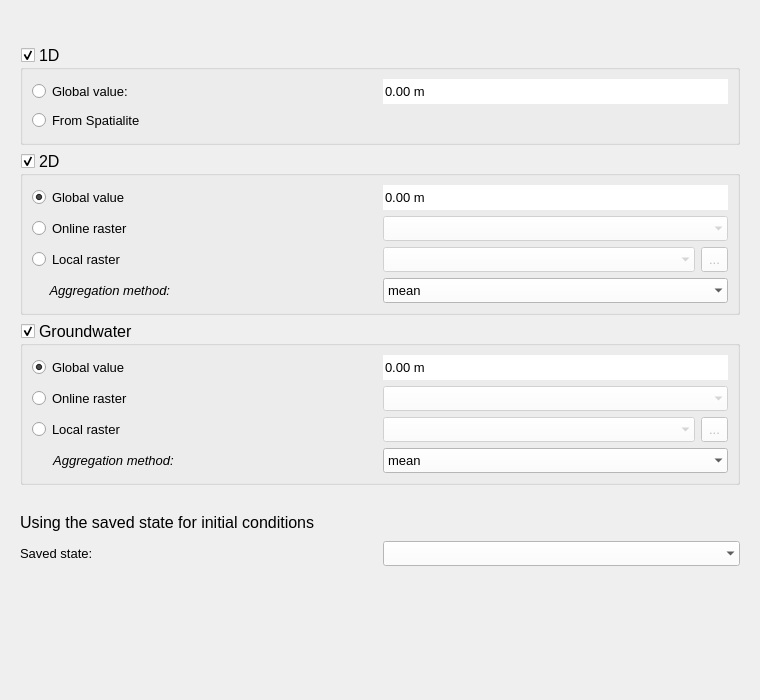
Old version of the form threedi_models_and_simulations/ui/simulation_wizard/page_initial_conditions.ui in the repository nens/threedi-api-qgis-client.
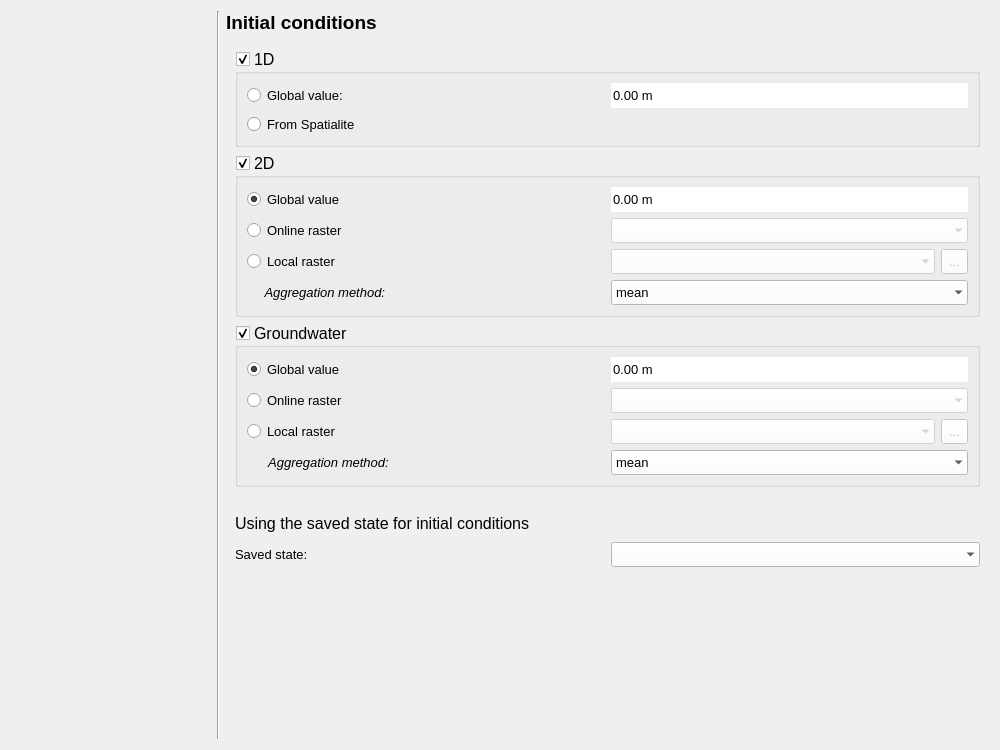
New version of the form. Custom widgets are drawn as their Qt base class.

Commit message:
Changed the way of showing progress of the simulation wizard. (#424)
* Changed the way of showing progress of the simulation wizard.

What changed in the file:
```diff
--- a/threedi_models_and_simulations/ui/simulation_wizard/page_initial_conditions.ui
+++ b/threedi_models_and_simulations/ui/simulation_wizard/page_initial_conditions.ui
@@ -6,14 +6,14 @@
    <rect>
     <x>0</x>
     <y>0</y>
-    <width>760</width>
-    <height>700</height>
+    <width>1000</width>
+    <height>750</height>
    </rect>
   </property>
   <property name="minimumSize">
    <size>
-    <width>720</width>
-    <height>700</height>
+    <width>0</width>
+    <height>0</height>
    </size>
   </property>
   <property name="palette">
@@ -62,57 +62,27 @@
    <string>Form</string>
   </property>
   <layout class="QGridLayout" name="gridLayout">
-   <item row="0" column="0" colspan="3">
-    <layout class="QVBoxLayout" name="svg_lout">
-     <property name="bottomMargin">
-      <number>0</number>
-     </property>
-    </layout>
-   </item>
-   <item row="1" column="0">
-    <spacer name="verticalSpacer_2">
-     <property name="orientation">
-      <enum>Qt::Vertical</enum>
-     </property>
-     <property name="sizeType">
-      <enum>QSizePolicy::Fixed</enum>
-     </property>
-     <property name="sizeHint" stdset="0">
-      <size>
-       <width>20</width>
-       <height>25</height>
-      </size>
-     </property>
-    </spacer>
-   </item>
-   <item row="6" column="1">
-    <spacer name="verticalSpacer">
-     <property name="orientation">
-      <enum>Qt::Vertical</enum>
-     </property>
-     <property name="sizeHint" stdset="0">
-      <size>
-       <width>20</width>
-       <height>40</height>
-      </size>
-     </property>
-    </spacer>
-   </item>
-   <item row="2" column="0" colspan="3">
+   <item row="1" column="2" colspan="3">
     <widget class="QWidget" name="default_init_widget" native="true">
      <property name="minimumSize">
       <size>
-       <width>700</width>
+       <width>0</width>
        <height>0</height>
       </size>
      </property>
      <layout class="QGridLayout" name="gridLayout_4">
       <item row="2" column="0" colspan="2">
        <widget class="QGroupBox" name="gb_2d">
+        <property name="sizePolicy">
+         <sizepolicy hsizetype="Expanding" vsizetype="Preferred">
+          <horstretch>0</horstretch>
+          <verstretch>0</verstretch>
+         </sizepolicy>
+        </property>
         <property name="minimumSize">
          <size>
-          <width>680</width>
-          <height>160</height>
+          <width>0</width>
+          <height>0</height>
          </size>
         </property>
         <property name="font">
@@ -363,10 +333,16 @@
       </item>
       <item row="3" column="0" colspan="2">
        <widget class="QGroupBox" name="gb_groundwater">
+        <property name="sizePolicy">
+         <sizepolicy hsizetype="Expanding" vsizetype="Preferred">
+          <horstretch>0</horstretch>
+          <verstretch>0</verstretch>
+         </sizepolicy>
+        </property>
         <property name="minimumSize">
          <size>
-          <width>680</width>
-          <height>160</height>
+          <width>0</width>
+          <height>0</height>
          </size>
         </property>
         <property name="font">
@@ -621,10 +597,16 @@
       </item>
       <item row="0" column="0" colspan="2">
        <widget class="QGroupBox" name="gb_1d">
+        <property name="sizePolicy">
+         <sizepolicy hsizetype="Expanding" vsizetype="Preferred">
+          <horstretch>0</horstretch>
+          <verstretch>0</verstretch>
+         </sizepolicy>
+        </property>
         <property name="minimumSize">
          <size>
           <width>0</width>
-          <height>100</height>
+          <height>0</height>
          </size>
         </property>
         <property name="font">
@@ -718,20 +700,63 @@
      </layout>
     </widget>
    </item>
-   <item row="3" column="0" colspan="3">
+   <item row="2" column="2" colspan="3">
     <widget class="QWidget" name="load_conditions_widget" native="true">
+     <property name="sizePolicy">
+      <sizepolicy hsizetype="Expanding" vsizetype="Preferred">
+       <horstretch>0</horstretch>
+       <verstretch>0</verstretch>
+      </sizepolicy>
+     </property>
      <property name="minimumSize">
       <size>
-       <width>700</width>
-       <height>75</height>
+       <width>0</width>
+       <height>0</height>
       </size>
      </property>
      <layout class="QGridLayout" name="gridLayout_5">
       <item row="1" column="0">
+       <layout class="QGridLayout" name="gridLayout_6">
+        <property name="bottomMargin">
+         <number>0</number>
+        </property>
+        <item row="0" column="0">
+         <widget class="QLabel" name="label_7">
+          <property name="sizePolicy">
+           <sizepolicy hsizetype="MinimumExpanding" vsizetype="Preferred">
+            <horstretch>0</horstretch>
+            <verstretch>0</verstretch>
+           </sizepolicy>
+          </property>
+          <property name="minimumSize">
+           <size>
+            <width>0</width>
+            <height>25</height>
+           </size>
+          </property>
+          <property name="maximumSize">
+           <size>
+            <width>16777215</width>
+            <height>16777215</height>
+           </size>
+          </property>
+          <property name="font">
+           <font>
+            <family>Segoe UI</family>
+            <pointsize>12</pointsize>
+            <italic>false</italic>
+           </font>
+          </property>
+          <property name="text">
+           <string>Using the saved state for initial conditions</string>
+          </property>
+         </widget>
+        </item>
+        <item row="1" column="0">
        <widget class="QLabel" name="label_8">
         <property name="minimumSize">
          <size>
-          <width>300</width>
+            <width>0</width>
           <height>25</height>
          </size>
         </property>
@@ -754,9 +779,15 @@
       </item>
       <item row="1" column="1">
        <widget class="QComboBox" name="cb_saved_states">
+          <property name="sizePolicy">
+           <sizepolicy hsizetype="Expanding" vsizetype="Fixed">
+            <horstretch>0</horstretch>
+            <verstretch>0</verstretch>
+           </sizepolicy>
+          </property>
         <property name="minimumSize">
          <size>
-          <width>300</width>
+            <width>0</width>
           <height>25</height>
          </size>
         </property>
@@ -780,35 +811,89 @@
         </property>
        </widget>
       </item>
-      <item row="0" column="0">
-       <widget class="QLabel" name="label_7">
-        <property name="minimumSize">
-         <size>
-          <width>300</width>
-          <height>25</height>
-         </size>
-        </property>
-        <property name="maximumSize">
-         <size>
-          <width>16777215</width>
-          <height>16777215</height>
-         </size>
-        </property>
+       </layout>
+      </item>
+     </layout>
+    </widget>
+   </item>
+   <item row="0" column="2">
+    <widget class="QLabel" name="label_3">
         <property name="font">
          <font>
           <family>Segoe UI</family>
-          <pointsize>12</pointsize>
-          <italic>false</italic>
+       <pointsize>14</pointsize>
+       <weight>75</weight>
+       <bold>true</bold>
+       <underline>false</underline>
          </font>
         </property>
         <property name="text">
-         <string>Using the saved state for initial conditions</string>
+      <string>Initial conditions</string>
         </property>
        </widget>
       </item>
-     </layout>
+   <item row="0" column="0" rowspan="6">
+    <widget class="QWidget" name="wizard_steps_widget" native="true">
+     <property name="sizePolicy">
+      <sizepolicy hsizetype="Preferred" vsizetype="Expanding">
+       <horstretch>0</horstretch>
+       <verstretch>0</verstretch>
+      </sizepolicy>
+     </property>
+     <property name="minimumSize">
+      <size>
+       <width>200</width>
+       <height>0</height>
+      </size>
+     </property>
+     <property name="maximumSize">
+      <size>
+       <width>200</width>
+       <height>16777215</height>
+      </size>
+     </property>
+     <layout class="QVBoxLayout" name="verticalLayout"/>
     </widget>
    </item>
+   <item row="0" column="1" rowspan="6">
+    <widget class="Line" name="line">
+     <property name="sizePolicy">
+      <sizepolicy hsizetype="Fixed" vsizetype="Expanding">
+       <horstretch>0</horstretch>
+       <verstretch>0</verstretch>
+      </sizepolicy>
+     </property>
+     <property name="orientation">
+      <enum>Qt::Vertical</enum>
+     </property>
+    </widget>
+   </item>
+   <item row="5" column="2" colspan="3">
+    <spacer name="horizontalSpacer">
+     <property name="orientation">
+      <enum>Qt::Horizontal</enum>
+     </property>
+     <property name="sizeHint" stdset="0">
+      <size>
+       <width>40</width>
+       <height>20</height>
+      </size>
+     </property>
+    </spacer>
+   </item>
+   <item row="4" column="2" colspan="3">
+    <spacer name="verticalSpacer">
+     <property name="orientation">
+      <enum>Qt::Vertical</enum>
+     </property>
+     <property name="sizeHint" stdset="0">
+      <size>
+       <width>20</width>
+       <height>40</height>
+      </size>
+     </property>
+    </spacer>
+   </item>
   </layout>
  </widget>
  <customwidgets>
```
Left out of the diff: 26 changed lines with no effect on the pictures. Lines whose indentation alone changed are shown as unchanged. The commit also changes 21 other files.
